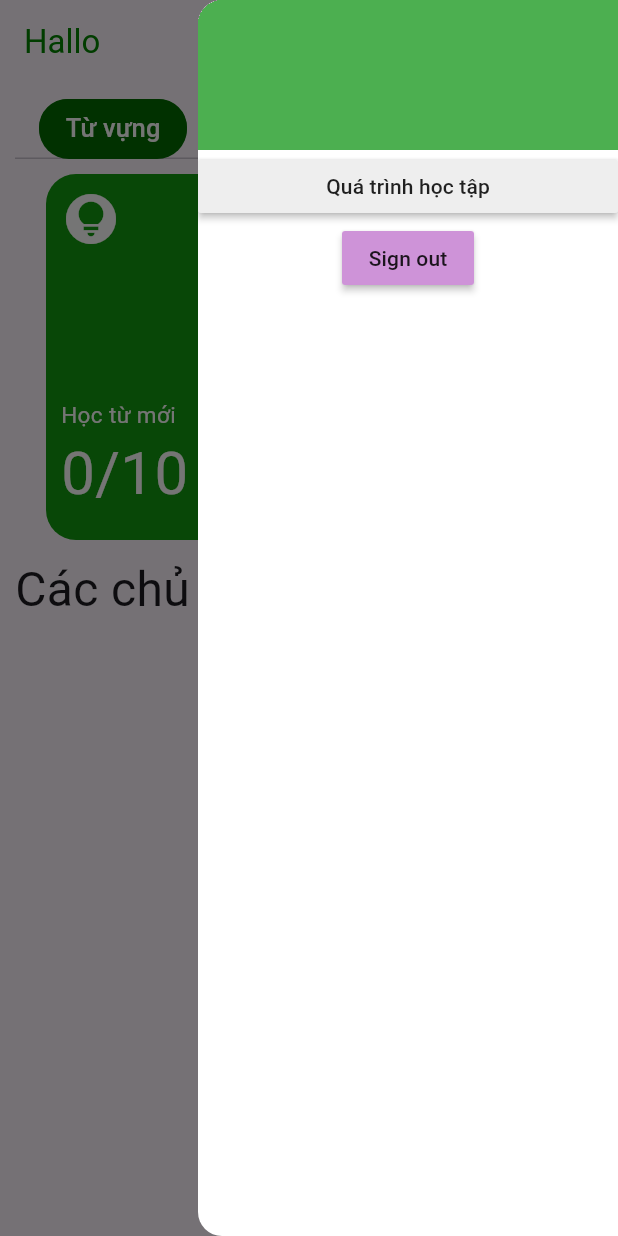
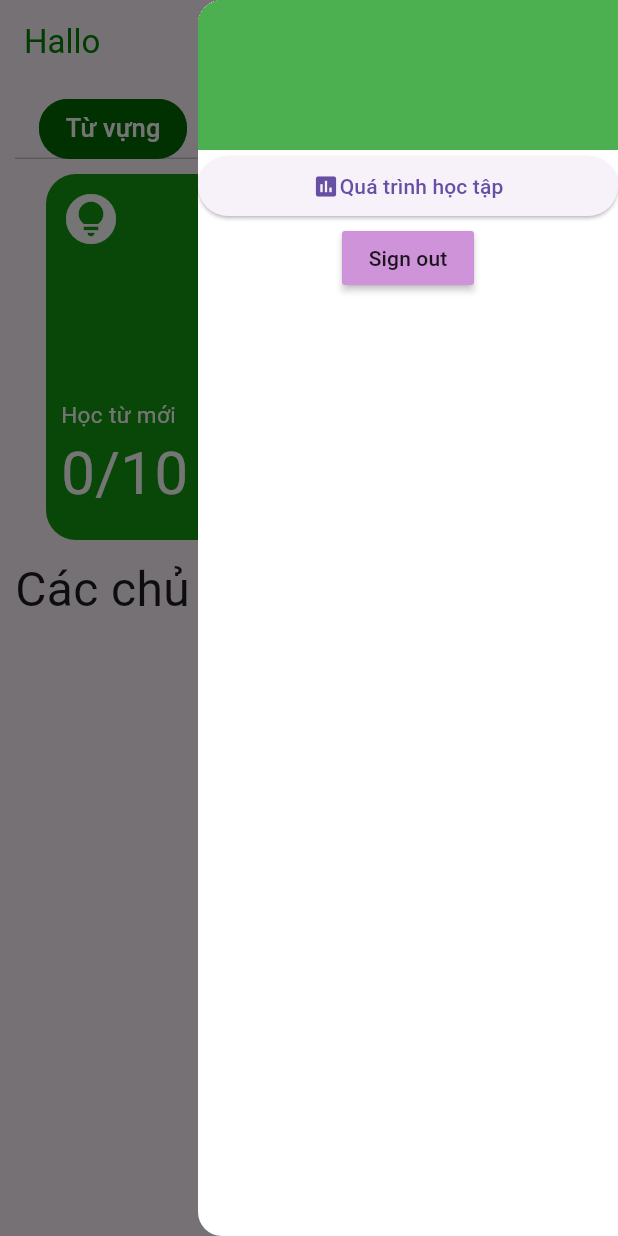
Before and after one commit to DAIKOOH12/android_nc, a Flutter app: the screen it shows once a user with an empty profile is signed in, with the side drawer open, on a phone screen of 412 x 824 dp. Run offline on Flutter 3.47's test engine with Material 3 defaults, Android fonts, the phone set to English and light mode, and no system bars; our stand-ins replace audioplayers, cached_network_image, cloud_firestore, firebase_auth, firebase_core, fl_chart and 10 more; missing offline and left inert: flutter_facebook_auth, flutter_pdfview; accounts and stored records are empty.

Commit message:
update giao dien

```diff
--- a/lib/pages/trangChu.dart
+++ b/lib/pages/trangChu.dart
@@ -102,31 +102,42 @@ class _trangChuState extends State<trangChu> {
             child: ListView(
               children: [
                 Container(
+                  constraints: BoxConstraints(
+                    maxWidth: 50
+                  ),
                   padding: EdgeInsets.all(10),
                   height: 100,
                   color: Colors.green,
                   child: Column(
-                    crossAxisAlignment: CrossAxisAlignment.start,
+                    crossAxisAlignment: CrossAxisAlignment.center,
+                    mainAxisAlignment: MainAxisAlignment.center,
                     children: [
                       Text(name, style: TextStyle(fontSize: 18),),
                       Text(sEmail),
                     ],
                   ),
                 ),
-                MaterialButton(
+                ElevatedButton(
                   onPressed: (){
                     Navigator.push(context, MaterialPageRoute(builder: (context){
                       return tienDoHomNay();
                     }));
                   },
-                  minWidth: size.width * 0.75,
-                  color: Colors.grey[200],
-                  child: Text(
-                    'Quá trình học tập',
-                    style: TextStyle(
+                  style: ElevatedButton.styleFrom(
 
-                    ),
                   ),
+                  child: Row(
+                    mainAxisAlignment: MainAxisAlignment.center,
+                    children: [
+                      Icon(Icons.insert_chart),
+                      Text(
+                        'Quá trình học tập',
+                        style: TextStyle(
+
+                        ),
+                      ),
+                    ],
+                  )
                 ),
                 Center(
                   child: MaterialButton(
--- a/pubspec.yaml
+++ b/pubspec.yaml
@@ -16,7 +16,7 @@ publish_to: 'none' # Remove this line if you wish to publish to pub.dev
 # https://developer.apple.com/library/archive/documentation/General/Reference/InfoPlistKeyReference/Articles/CoreFoundationKeys.html
 # In Windows, build-name is used as the major, minor, and patch parts
 # of the product and file versions while build-number is used as the build suffix.
-version: 1.0.3+4
+version: 1.0.8+9
 
 environment:
   sdk: '>=3.3.0 <4.0.0'
```
Also changed, not shown: pubspec.lock.
